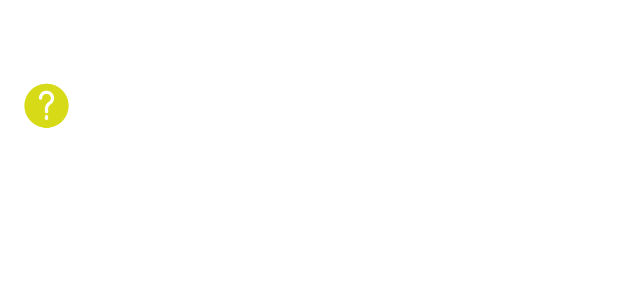
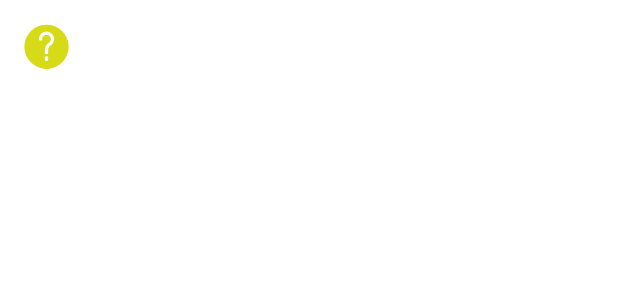
Before and after one commit to jmlorenzo50/HappMovil, an Android app: the layout fragment_questionary.xml on its own in the app's theme, with its tools: preview values and no code run, on a phone screen of 412 x 824 dp. Shown: the top 300 px of the screen. Run offline under Robolectric (Android 15) with nearby library versions, the phone set to English and light mode, and no system bars.

Commit message:
Cambios visuales
Meto junto imagen y paginacion  en un linear

```diff
--- a/app/src/main/java/happ/es/components/questionary/PlaceholderFragment.java
+++ b/app/src/main/java/happ/es/components/questionary/PlaceholderFragment.java
@@ -94,10 +94,10 @@ public class PlaceholderFragment extends Fragment {
                                    getArguments().getInt(ARG_TOTAL_SECTION_NUMBER)));
 
         TextView textViewPregunta = (TextView) rootView.findViewById(R.id.pregunta);
-        textViewPregunta.setText(getString(R.string.pregunta_cuestinario, getArguments().getString(ARG_PREGUNTA)));
+        textViewPregunta.setText(getArguments().getString(ARG_PREGUNTA));
 
         TextView textViewStatement= (TextView) rootView.findViewById(R.id.statement);
-        textViewPregunta.setText(getArguments().getString(ARG_STATEMENT));
+        textViewStatement.setText(getArguments().getString(ARG_STATEMENT));
 
         TextView textViewDescripcion = (TextView) rootView.findViewById(R.id.descriptionmarta);
         textViewDescripcion.setText(getArguments().getString(ARG_DESCRIPCIONMARTA));
--- a/app/src/main/res/layout/fragment_questionary.xml
+++ b/app/src/main/res/layout/fragment_questionary.xml
@@ -10,14 +10,10 @@
     android:orientation="vertical"
     android:background="#FFFFFF"
     tools:context="happ.es.components.questionary.PlaceholderFragment">
-
-    <TextView
-        android:id="@+id/section_label"
-        android:layout_width="wrap_content"
-        android:layout_height="wrap_content"
-        android:textColor="@color/colorPrimary"
-        android:paddingBottom="20dp"/>
-
+    <LinearLayout
+        android:orientation="horizontal"
+        android:layout_width="match_parent"
+        android:layout_height="wrap_content">
     <LinearLayout
         android:layout_width="match_parent"
         android:layout_height="wrap_content"
@@ -34,11 +30,19 @@
             android:layout_height="wrap_content"
             android:textColor="@color/colorPrimary"
             android:id="@+id/descriptionmarta"
-            android:layout_gravity="center_vertical|left"
             android:paddingLeft="10dp"
+            android:paddingRight="75dp"
                     />
+        <TextView
+            android:id="@+id/section_label"
+            android:layout_width="wrap_content"
+            android:layout_height="wrap_content"
+            android:textAlignment="center"
+            android:textColor="@color/colorPrimary"
+            android:paddingBottom="20dp"/>
+            </LinearLayout>
 
-            </LinearLayout>
+</LinearLayout>
 
             <TextView
                 android:layout_width="wrap_content"
```
